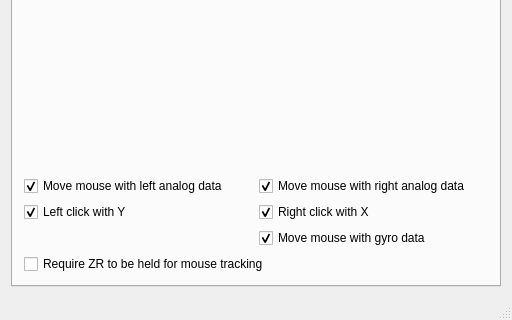
Old version of the form mainwindow.ui in the repository lucidNTR/QJoyControl; both pictures show x 0 to 512 and y 253 to 573 of the 512 by 573 pixel window.
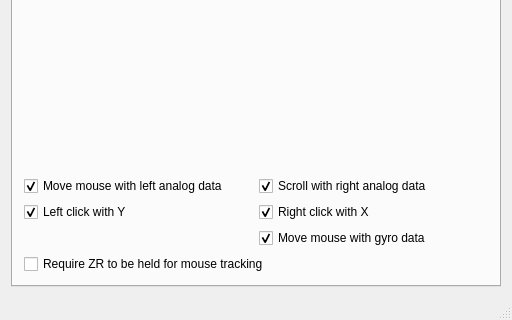
New version of the form. The open tabs and pages were chosen to show the change. Custom widgets are drawn as their Qt base class.

Patch:
```diff
--- a/mainwindow.ui
+++ b/mainwindow.ui
@@ -464,7 +464,7 @@
         <item row="1" column="1">
          <widget class="QCheckBox" name="checkBoxRightAnalogMouse">
           <property name="text">
-           <string>Move mouse with right analog data</string>
+                     <string>Scroll with right analog data</string>
           </property>
           <property name="checked">
            <bool>true</bool>
```
Lines whose indentation alone changed are shown as unchanged.
